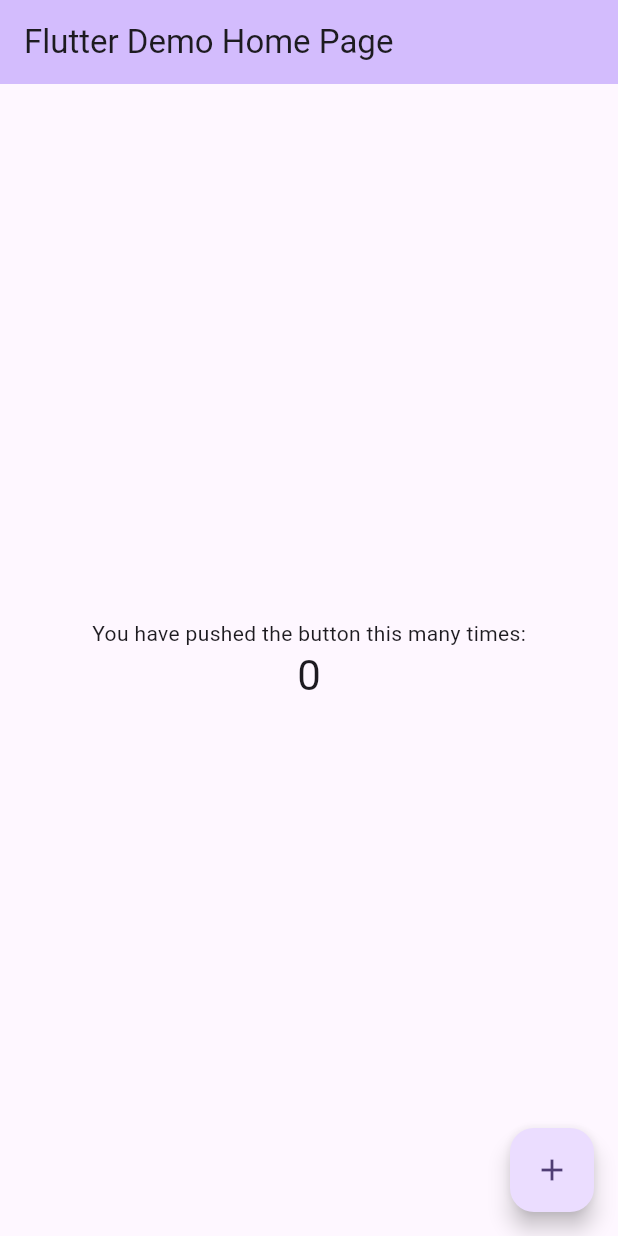
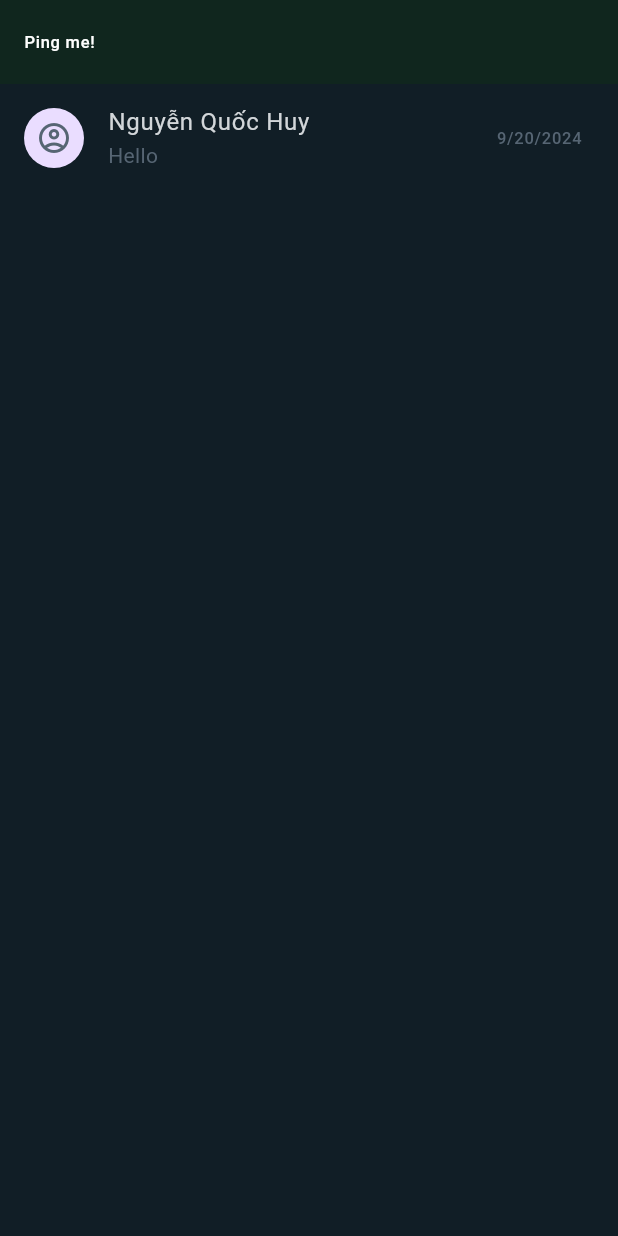
Before and after one commit to nguyenhuyk3/chat_app_mobile_fe, a Flutter app: the screen it shows after launch, on a phone screen of 412 x 824 dp. Run offline on Flutter 3.47's test engine with Material 3 defaults, Android fonts, the phone set to English and light mode, and no system bars; our stand-ins replace bubble.

Commit message:
add char home and chat displayer screens

```diff
--- a/lib/main.dart
+++ b/lib/main.dart
@@ -1,3 +1,4 @@
+import 'package:chat_app_mobile_fe/screens/chat_home_screen.dart';
 import 'package:flutter/material.dart';
 
 void main() {
@@ -10,116 +11,8 @@
   // This widget is the root of your application.
   @override
   Widget build(BuildContext context) {
-    return MaterialApp(
-      title: 'Flutter Demo',
-      theme: ThemeData(
-        // This is the theme of your application.
-        //
-        // TRY THIS: Try running your application with "flutter run". You'll see
-        // the application has a purple toolbar. Then, without quitting the app,
-        // try changing the seedColor in the colorScheme below to Colors.green
-        // and then invoke "hot reload" (save your changes or press the "hot
-        // reload" button in a Flutter-supported IDE, or press "r" if you used
-        // the command line to start the app).
-        //
-        // Notice that the counter didn't reset back to zero; the application
-        // state is not lost during the reload. To reset the state, use hot
-        // restart instead.
-        //
-        // This works for code too, not just values: Most code changes can be
-        // tested with just a hot reload.
-        colorScheme: ColorScheme.fromSeed(seedColor: Colors.deepPurple),
-        useMaterial3: true,
-      ),
-      home: const MyHomePage(title: 'Flutter Demo Home Page'),
+    return const MaterialApp(
+      home: ChatHomeScreen(),
     );
   }
 }
-
-class MyHomePage extends StatefulWidget {
-  const MyHomePage({super.key, required this.title});
-
-  // This widget is the home page of your application. It is stateful, meaning
-  // that it has a State object (defined below) that contains fields that affect
-  // how it looks.
-
-  // This class is the configuration for the state. It holds the values (in this
-  // case the title) provided by the parent (in this case the App widget) and
-  // used by the build method of the State. Fields in a Widget subclass are
-  // always marked "final".
-
-  final String title;
-
-  @override
-  State<MyHomePage> createState() => _MyHomePageState();
-}
-
-class _MyHomePageState extends State<MyHomePage> {
-  int _counter = 0;
-
-  void _incrementCounter() {
-    setState(() {
-      // This call to setState tells the Flutter framework that something has
-      // changed in this State, which causes it to rerun the build method below
-      // so that the display can reflect the updated values. If we changed
-      // _counter without calling setState(), then the build method would not be
-      // called again, and so nothing would appear to happen.
-      _counter++;
-    });
-  }
-
-  @override
-  Widget build(BuildContext context) {
-    // This method is rerun every time setState is called, for instance as done
-    // by the _incrementCounter method above.
-    //
-    // The Flutter framework has been optimized to make rerunning build methods
-    // fast, so that you can just rebuild anything that needs updating rather
-    // than having to individually change instances of widgets.
-    return Scaffold(
-      appBar: AppBar(
-        // TRY THIS: Try changing the color here to a specific color (to
-        // Colors.amber, perhaps?) and trigger a hot reload to see the AppBar
-        // change color while the other colors stay the same.
-        backgroundColor: Theme.of(context).colorScheme.inversePrimary,
-        // Here we take the value from the MyHomePage object that was created by
-        // the App.build method, and use it to set our appbar title.
-        title: Text(widget.title),
-      ),
-      body: Center(
-        // Center is a layout widget. It takes a single child and positions it
-        // in the middle of the parent.
-        child: Column(
-          // Column is also a layout widget. It takes a list of children and
-          // arranges them vertically. By default, it sizes itself to fit its
-          // children horizontally, and tries to be as tall as its parent.
-          //
-          // Column has various properties to control how it sizes itself and
-          // how it positions its children. Here we use mainAxisAlignment to
-          // center the children vertically; the main axis here is the vertical
-          // axis because Columns are vertical (the cross axis would be
-          // horizontal).
-          //
-          // TRY THIS: Invoke "debug painting" (choose the "Toggle Debug Paint"
-          // action in the IDE, or press "p" in the console), to see the
-          // wireframe for each widget.
-          mainAxisAlignment: MainAxisAlignment.center,
-          children: <Widget>[
-            const Text(
-              'You have pushed the button this many times:',
-            ),
-            Text(
-              '$_counter',
-              style: Theme.of(context).textTheme.headlineMedium,
-            ),
-          ],
-        ),
-      ),
-      floatingActionButton: FloatingActionButton(
-        onPressed: _incrementCounter,
-        tooltip: 'Increment',
-        child: const Icon(Icons.add),
-      ), // This trailing comma makes auto-formatting nicer for build methods.
-    );
-  }
-}
--- /dev/null
+++ b/lib/screens/chat_home_screen.dart
@@ -0,0 +1,21 @@
+import 'package:chat_app_mobile_fe/widgets/ChatHome/chat_list_widget.dart';
+import 'package:flutter/material.dart';
+
+import 'package:chat_app_mobile_fe/widgets/ChatHome/chat_header_widget.dart';
+
+class ChatHomeScreen extends StatefulWidget {
+  const ChatHomeScreen({super.key});
+
+  @override
+  State<ChatHomeScreen> createState() => _ChatHomeScreenState();
+}
+
+class _ChatHomeScreenState extends State<ChatHomeScreen> {
+  @override
+  Widget build(BuildContext context) {
+    return const Scaffold(
+      appBar: ChatHeaderWidget(),
+      body: ChatListWidget(),
+    );
+  }
+}
--- /dev/null
+++ b/lib/widgets/ChatHome/Lv1/chat_element_widget.dart
@@ -0,0 +1,88 @@
+import 'package:chat_app_mobile_fe/screens/chat_displayer_sceen.dart';
+import 'package:flutter/material.dart';
+
+class ChatElementWidget extends StatefulWidget {
+  final String username;
+  final String lastMessage;
+  final bool seen;
+  final String sentAt;
+
+  const ChatElementWidget({
+    super.key,
+    required this.username,
+    required this.lastMessage,
+    required this.seen,
+    required this.sentAt,
+  });
+
+  @override
+  State<ChatElementWidget> createState() => _ChatElementWidgetState();
+}
+
+class _ChatElementWidgetState extends State<ChatElementWidget> {
+  bool _isTapped = false; // Biến trạng thái để theo dõi khi nhấn
+
+  @override
+  Widget build(BuildContext context) {
+    return GestureDetector(
+      onTap: () {
+        setState(() {
+          _isTapped = true;
+        });
+
+        Future.delayed(const Duration(milliseconds: 200), () {
+          setState(() {
+            _isTapped = false;
+          });
+
+          Navigator.push(
+            // ignore: use_build_context_synchronously
+            context,
+            MaterialPageRoute(
+                builder: (context) => const ChatDisplayerScreen()),
+          );
+        });
+      },
+      child: TweenAnimationBuilder<double>(
+        tween: Tween(begin: 0.0, end: _isTapped ? 1.0 : 0.0),
+        duration: const Duration(milliseconds: 200),
+        builder: (context, position, child) {
+          return Container(
+            decoration: BoxDecoration(
+              // gradient will change first color to second color
+              gradient: LinearGradient(
+                colors: const [
+                  Colors.white30,
+                  Color(0xFF111E26),
+                ],
+                stops: [position, position],
+                begin: Alignment.centerLeft,
+                end: Alignment.centerRight,
+              ),
+            ),
+            child: ListTile(
+              leading: const CircleAvatar(
+                child: Icon(
+                  Icons.account_circle_outlined,
+                  color: Color(0xFF566573),
+                ),
+              ),
+              title: Text(
+                widget.username,
+                style: const TextStyle(color: Color(0xFFD2D6D9)),
+              ),
+              subtitle: Text(
+                widget.lastMessage,
+                style: const TextStyle(color: Color(0xFF566573)),
+              ),
+              trailing: Text(
+                widget.sentAt,
+                style: const TextStyle(color: Color(0xFF566573)),
+              ),
+            ),
+          );
+        },
+      ),
+    );
+  }
+}
--- /dev/null
+++ b/lib/widgets/ChatHome/chat_header_widget.dart
@@ -0,0 +1,22 @@
+import 'package:flutter/material.dart';
+
+class ChatHeaderWidget extends StatelessWidget implements PreferredSizeWidget {
+  const ChatHeaderWidget({super.key});
+
+  @override
+  Widget build(BuildContext context) {
+    return Container(
+      color: const Color(0xFF10261E),
+      child: const ListTile(
+        leading: Text(
+          'Ping me!',
+          style: TextStyle(color: Colors.white),
+        ),
+      ),
+    );
+  }
+
+  @override
+  // TODO: implement preferredSize
+  Size get preferredSize => const Size.fromHeight(kToolbarHeight);
+}
--- /dev/null
+++ b/lib/widgets/ChatHome/chat_list_widget.dart
@@ -0,0 +1,23 @@
+import 'package:chat_app_mobile_fe/widgets/ChatHome/Lv1/chat_element_widget.dart';
+import 'package:flutter/material.dart';
+
+class ChatListWidget extends StatefulWidget {
+  const ChatListWidget({super.key});
+
+  @override
+  State<ChatListWidget> createState() => _ChatListWidgetState();
+}
+
+class _ChatListWidgetState extends State<ChatListWidget> {
+  @override
+  Widget build(BuildContext context) {
+    return Container(
+      color: const Color(0xFF111E26),
+      child: ListView(
+        children: const <Widget>[
+          ChatElementWidget(username: "Nguyễn Quốc Huy", lastMessage: "Hello", seen: true, sentAt: "9/20/2024")
+        ],
+      ),
+    );
+  }
+}
--- a/pubspec.yaml
+++ b/pubspec.yaml
@@ -35,6 +35,7 @@ dependencies:
   # The following adds the Cupertino Icons font to your application.
   # Use with the CupertinoIcons class for iOS style icons.
   cupertino_icons: ^1.0.8
+  bubble: ^1.2.1
 
 dev_dependencies:
   flutter_test:
@@ -59,9 +60,8 @@ flutter:
   uses-material-design: true
 
   # To add assets to your application, add an assets section, like this:
-  # assets:
-  #   - images/a_dot_burr.jpeg
-  #   - images/a_dot_ham.jpeg
+  assets:
+    - assets/img/app/background_for_chat_displayer.jpg
 
   # An image asset can refer to one or more resolution-specific "variants", see
   # https://flutter.dev/to/resolution-aware-images
```
Also changed, not shown: lib/models/message.dart (added, +7 -0 lines), lib/screens/chat_displayer_sceen.dart (added, +56 -0 lines), lib/widgets/ChatHome/message_bubble_widget.dart (added, +44 -0 lines), assets/img/app/background_for_chat_displayer.jpg (added), pubspec.lock, 1 other file.
